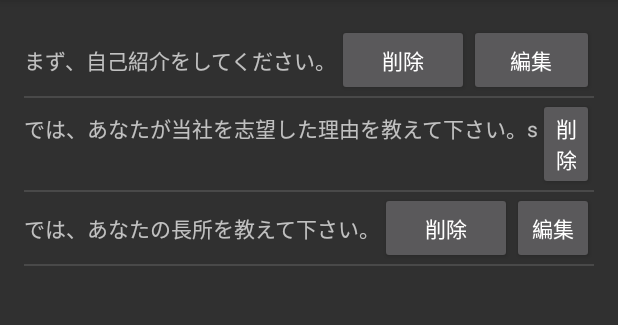
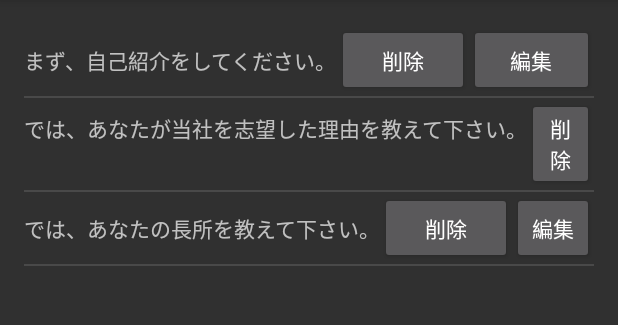
Before and after one commit to jDBTISK/spajam2016_hcs_sapporo, an Android app: the QuestionListActivity screen opened directly, with no data from a screen before it, on a phone screen of 412 x 824 dp, the part 84-409 px from its top. Run offline under Robolectric (Android 15) with nearby library versions, the phone set to English and light mode, and no system bars.

Commit message:
あああ

```diff
--- a/app/src/main/java/com/example/jdb/bocciinterviewapp/QuestionListActivity.java
+++ b/app/src/main/java/com/example/jdb/bocciinterviewapp/QuestionListActivity.java
@@ -97,7 +97,7 @@ public class QuestionListActivity extends AppCompatActivity implements AdapterVi
     private void setQuestionArray(){
         //TODO データベースから質問引っ張ってきて
         questionArray.add("まず、自己紹介をしてください。");
-        questionArray.add("では、あなたが当社を志望した理由を教えて下さい。s");
+        questionArray.add("では、あなたが当社を志望した理由を教えて下さい。");
         questionArray.add("では、あなたの長所を教えて下さい。");
     }
 
```
